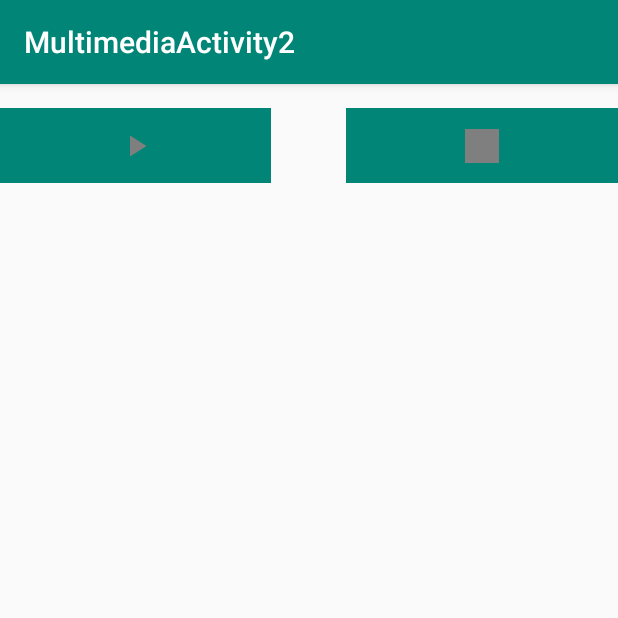
After one commit to M4Gadir/MultimediaActivity2, an Android app: the AudioStreaming screen opened directly, with no data from a screen before it, on a phone screen of 412 x 824 dp, the top half of it. The commit adds this screen. Run offline under Robolectric (Android 15) with nearby library versions, the phone set to English and light mode, and no system bars; our stand-ins replace ButterKnife.

Commit message:
update yang ashiaaap

```diff
--- /dev/null
+++ b/app/src/main/java/com/magad/multimediaactivity2/AudioStreaming.java
@@ -0,0 +1,95 @@
+package com.magad.multimediaactivity2;
+
+import android.media.MediaPlayer;
+import android.os.Bundle;
+import android.support.v7.app.AppCompatActivity;
+import android.view.View;
+import android.widget.ImageButton;
+import android.widget.ProgressBar;
+
+import java.io.IOException;
+
+import butterknife.BindView;
+import butterknife.ButterKnife;
+import butterknife.OnClick;
+
+public class AudioStreaming extends AppCompatActivity {
+
+    @BindView(R.id.btnplay)
+    ImageButton btnplay;
+    @BindView(R.id.btnStop)
+    ImageButton btnStop;
+    @BindView(R.id.progrepb)
+    ProgressBar progrepb;
+
+    MediaPlayer player;
+    String url = "http://live2.radiorodja.com/;stream.mp3";
+
+    @Override
+    protected void onCreate(Bundle savedInstanceState) {
+        super.onCreate(savedInstanceState);
+        setContentView(R.layout.activity_audio_streaming);
+        ButterKnife.bind(this);
+        progrepb.setIndeterminate(false);
+        progrepb.setVisibility(View.INVISIBLE);
+        progrepb.setMax(100);
+
+        btnplay.setImageResource(R.drawable.ic_play_arrow_black_24dp);
+        btnStop.setImageResource(R.drawable.ic_stop_black_24dp);
+    }
+
+    private void setPlaying() {
+        player = new MediaPlayer();
+        try {
+            player.setDataSource(url);
+        } catch (IOException e) {
+            e.printStackTrace();
+        }catch (IllegalStateException e){
+            e.printStackTrace();
+        }
+        try {
+            player.prepare();
+        } catch (IOException e) {
+            e.printStackTrace();
+        }
+        player.start();
+    }
+
+    @OnClick({R.id.btnplay, R.id.btnStop})
+    public void onViewClicked(View view) {
+        switch (view.getId()) {
+            case R.id.btnplay:
+                progrepb.setVisibility(View.VISIBLE);
+                setPlaying();
+                setProgressBarIndeterminate(true);
+                try {
+                    player.prepareAsync();
+                }catch (IllegalStateException e){
+                    e.printStackTrace();
+                }
+                player.setOnPreparedListener(new MediaPlayer.OnPreparedListener() {
+                    @Override
+                    public void onPrepared(MediaPlayer mp) {
+                        player.start();
+                        progrepb.setIndeterminate(false);
+                    }
+                });
+                btnplay.setEnabled(false);
+                btnStop.setEnabled(true);
+                break;
+            case R.id.btnStop:
+                if(player == null) return;
+                if(player.isPlaying()){
+                    player.stop();
+                    player.release();
+                    setPlaying();
+                    progrepb.setVisibility(View.INVISIBLE);
+                    progrepb.setIndeterminate(true);
+
+                    btnStop.setEnabled(false);
+                    btnplay.setEnabled(true);
+                }
+                break;
+        }
+    }
+}
--- /dev/null
+++ b/app/src/main/res/drawable/ic_play_arrow_black_24dp.xml
@@ -0,0 +1,5 @@
+<vector android:height="24dp" android:tint="#7F7F7F"
+    android:viewportHeight="24.0" android:viewportWidth="24.0"
+    android:width="24dp" xmlns:android="http://schemas.android.com/apk/res/android">
+    <path android:fillColor="#FF000000" android:pathData="M8,5v14l11,-7z"/>
+</vector>
--- /dev/null
+++ b/app/src/main/res/drawable/ic_stop_black_24dp.xml
@@ -0,0 +1,5 @@
+<vector android:height="45dp" android:tint="#7F7F7F"
+    android:viewportHeight="24.0" android:viewportWidth="24.0"
+    android:width="45dp" xmlns:android="http://schemas.android.com/apk/res/android">
+    <path android:fillColor="#FF000000" android:pathData="M6,6h12v12H6z"/>
+</vector>
--- /dev/null
+++ b/app/src/main/res/layout/activity_audio_streaming.xml
@@ -0,0 +1,38 @@
+<?xml version="1.0" encoding="utf-8"?>
+<LinearLayout xmlns:android="http://schemas.android.com/apk/res/android"
+    xmlns:app="http://schemas.android.com/apk/res-auto"
+    xmlns:tools="http://schemas.android.com/tools"
+    android:layout_width="match_parent"
+    android:layout_height="match_parent"
+    android:orientation="vertical"
+    tools:context=".AudioStreaming">
+
+    <ProgressBar
+        android:id="@+id/progrepb"
+        style="?android:attr/progressBarStyleHorizontal"
+        android:layout_width="match_parent"
+        android:layout_height="wrap_content" />
+
+    <LinearLayout
+        android:layout_width="match_parent"
+        android:layout_height="50dp"
+        android:orientation="horizontal">
+
+        <ImageButton
+            android:id="@+id/btnplay"
+            android:layout_width="0dp"
+            android:layout_height="match_parent"
+            android:layout_marginRight="@dimen/what"
+            android:layout_weight="1"
+            android:background="@color/colorPrimary" />
+
+        <ImageButton
+            android:id="@+id/btnStop"
+            android:layout_width="0dp"
+            android:layout_height="match_parent"
+            android:layout_weight="1"
+            android:background="@color/colorPrimary" />
+
+    </LinearLayout>
+
+</LinearLayout>
--- /dev/null
+++ b/app/src/main/res/values/dimens.xml
@@ -0,0 +1,5 @@
+<?xml version="1.0" encoding="utf-8"?>
+<resources>
+    <dimen name="BTN">75dp</dimen>
+    <dimen name="what">50dp</dimen>
+</resources>
--- a/app/src/main/res/values/strings.xml
+++ b/app/src/main/res/values/strings.xml
@@ -1,3 +1,5 @@
 <resources>
     <string name="app_name">MultimediaActivity2</string>
+    <string name="stop">stop</string>
+    <string name="play_button">Play Button</string>
 </resources>
```
Also changed, not shown: app/src/main/AndroidManifest.xml (+7 -1 lines), app/src/main/java/com/magad/multimediaactivity2/AudioSederhanaActivity.java (added, +89 -0 lines), app/src/main/java/com/magad/multimediaactivity2/MainActivity.java (+18 -1 lines), app/src/main/java/com/magad/multimediaactivity2/VideoActivity.java (added, +36 -0 lines), app/src/main/java/com/magad/multimediaactivity2/VideoStreaming.java (added, +58 -0 lines), app/src/main/res/layout/activity_audio_sederhana.xml (added, +31 -0 lines), app/src/main/res/layout/activity_main.xml (+34 -1 lines), app/src/main/res/layout/activity_video.xml (added, +17 -0 lines), app/src/main/res/layout/activity_video_streaming.xml (added, +15 -0 lines), 1 other file.
